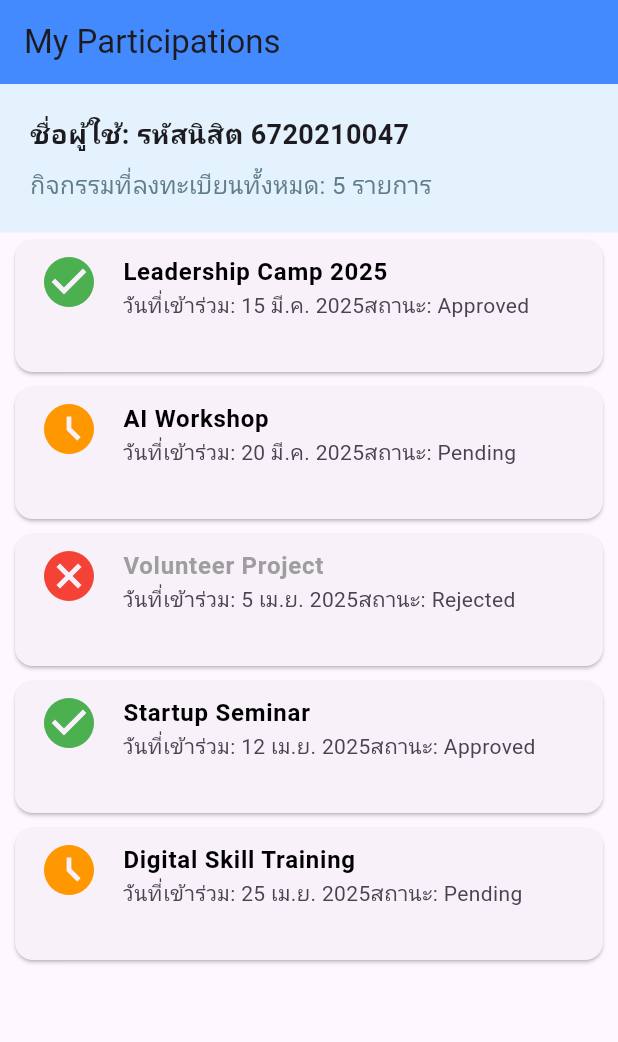
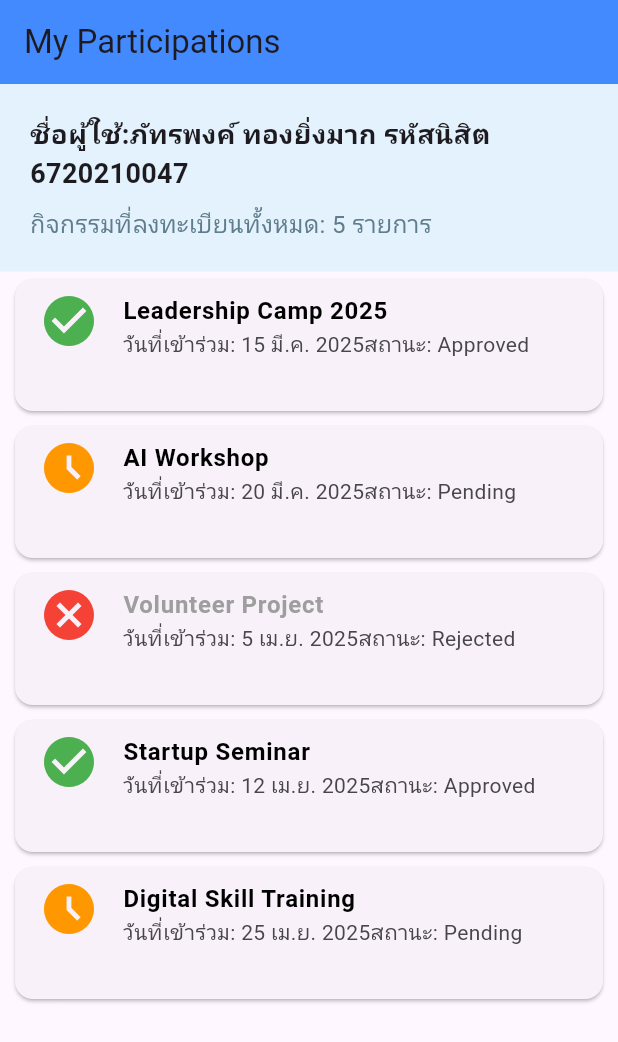
Before and after one commit to 6720210047Pattapong/Lab1_047_myfirstproject, a Flutter app: the screen it shows after launch, on a phone screen of 412 x 824 dp. Shown: the top 1042 px of the screen. Run offline on Flutter 3.47's test engine with Material 3 defaults, Android fonts, the phone set to English and light mode, and no system bars.

Commit message:
Update participation screenshot and profile name
Co-authored-by: Copilot <223556219+Copilot@users.noreply.github.com>

```diff
--- a/lib/my_participations_screen.dart
+++ b/lib/my_participations_screen.dart
@@ -30,7 +30,7 @@ class MyParticipationsScreen extends StatelessWidget {
         crossAxisAlignment: CrossAxisAlignment.start,
         children: [
           const Text(
-            'ชื่อผู้ใช้: รหัสนิสิต 6720210047',
+            'ชื่อผู้ใช้:ภัทรพงค์ ทองยิ่งมาก รหัสนิสิต 6720210047',
             style: TextStyle(fontSize: 18, fontWeight: FontWeight.bold),
           ),
           const SizedBox(height: 8),
```
Also changed, not shown: Screenshot 2569-11-24 at 17.04.22.png (deleted), Screenshot 2569-11-25 at 08.41.32.png (added), 1 other file.
